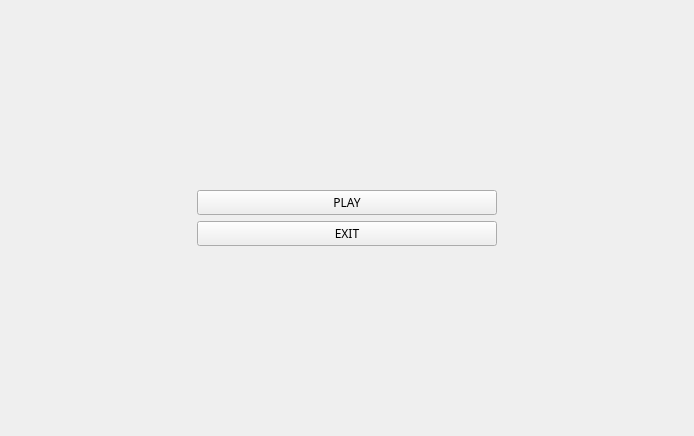
greenera/Battle-city-kids, file ui/menu.ui: the form before one commit.
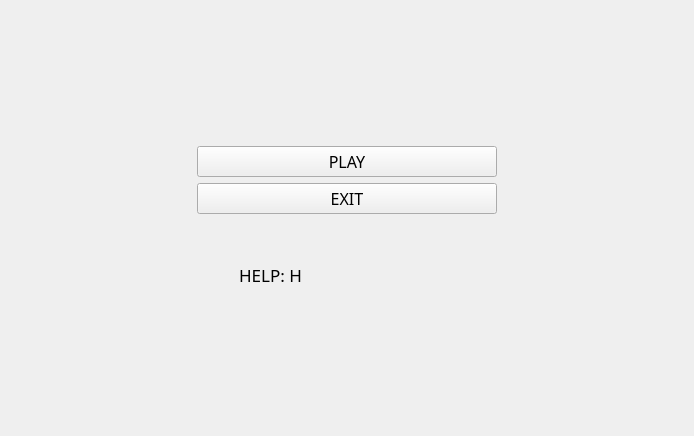
The form after the commit. Icons and pictures are not drawn.

```diff
--- a/ui/menu.ui
+++ b/ui/menu.ui
@@ -31,6 +31,12 @@
   <property name="windowTitle">
    <string>Form</string>
   </property>
+  <property name="autoFillBackground">
+   <bool>false</bool>
+  </property>
+  <property name="styleSheet">
+   <string notr="true"/>
+  </property>
   <layout class="QHBoxLayout" name="horizontalLayout">
    <item>
     <spacer name="horizontalSpacer">
@@ -77,6 +83,7 @@
        <property name="font">
         <font>
          <family>Press Start K</family>
+         <pointsize>12</pointsize>
         </font>
        </property>
        <property name="layoutDirection">
@@ -98,6 +105,7 @@
        <property name="font">
         <font>
          <family>Press Start K</family>
+         <pointsize>12</pointsize>
         </font>
        </property>
        <property name="text">
@@ -105,6 +113,73 @@
        </property>
       </widget>
      </item>
+     <item>
+      <spacer name="verticalSpacer">
+       <property name="orientation">
+        <enum>Qt::Vertical</enum>
+       </property>
+       <property name="sizeType">
+        <enum>QSizePolicy::Fixed</enum>
+       </property>
+       <property name="sizeHint" stdset="0">
+        <size>
+         <width>20</width>
+         <height>40</height>
+        </size>
+       </property>
+      </spacer>
+     </item>
+     <item>
+      <layout class="QHBoxLayout" name="horizontalLayout_2">
+       <property name="sizeConstraint">
+        <enum>QLayout::SetMinimumSize</enum>
+       </property>
+       <item>
+        <widget class="QLabel" name="label_4">
+         <property name="maximumSize">
+          <size>
+           <width>16777215</width>
+           <height>30</height>
+          </size>
+         </property>
+         <property name="font">
+          <font>
+           <family>Press Start K</family>
+           <pointsize>13</pointsize>
+          </font>
+         </property>
+         <property name="text">
+          <string>HELP: H</string>
+         </property>
+         <property name="alignment">
+          <set>Qt::AlignCenter</set>
+         </property>
+        </widget>
+       </item>
+       <item>
+        <widget class="QLabel" name="highscore_label">
+         <property name="maximumSize">
+          <size>
+           <width>16777215</width>
+           <height>30</height>
+          </size>
+         </property>
+         <property name="font">
+          <font>
+           <family>Press Start K</family>
+           <pointsize>13</pointsize>
+          </font>
+         </property>
+         <property name="text">
+          <string/>
+         </property>
+         <property name="alignment">
+          <set>Qt::AlignCenter</set>
+         </property>
+        </widget>
+       </item>
+      </layout>
+     </item>
      <item>
       <widget class="QLabel" name="label">
        <property name="text">
```
Left out of the diff: 2 changed lines with no effect on the pictures.
